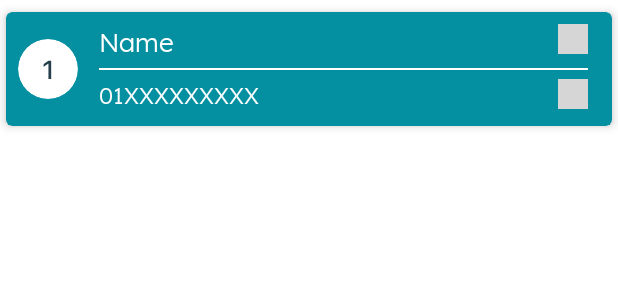
After one commit to rktuhinbd/Ittehad, an Android app: the layout item_asatijaye_keram.xml on its own in the app's theme, with its tools: preview values and no code run, on a phone screen of 412 x 824 dp. The commit adds this screen. Shown: the top 300 px of the screen. Run offline under Robolectric (Android 15) with nearby library versions, the light colour scheme and no system bars; grey boxes are pictures that could not be loaded.

Commit message:
Asatijaye Keram Activity Done

```diff
--- /dev/null
+++ b/app/src/main/java/com/madaninagar/madani/asatijaye_keram/model/Data.kt
@@ -0,0 +1,3 @@
+package com.madaninagar.madani.asatijaye_keram.model
+
+data class Data(val id: Int, var name: String, var phone: String)
--- a/app/src/main/res/layout/activity_asatijaye_keram.xml
+++ b/app/src/main/res/layout/activity_asatijaye_keram.xml
@@ -13,13 +13,15 @@
             layout="@layout/layout_toolbar_search" />
 
         <androidx.recyclerview.widget.RecyclerView
+            android:id="@+id/rvTest"
             android:layout_width="match_parent"
             android:layout_height="match_parent"
             android:layout_below="@+id/toolbar"
             android:layout_margin="@dimen/_16dp"
             android:clipToPadding="false"
+            tools:listitem="@layout/item_asatijaye_keram"
             app:layoutManager="androidx.recyclerview.widget.LinearLayoutManager"
-            tools:itemCount="6" />
+            tools:itemCount="10" />
 
     </RelativeLayout>
 
--- /dev/null
+++ b/app/src/main/res/layout/item_asatijaye_keram.xml
@@ -0,0 +1,117 @@
+<?xml version="1.0" encoding="utf-8"?>
+<RelativeLayout xmlns:android="http://schemas.android.com/apk/res/android"
+    xmlns:app="http://schemas.android.com/apk/res-auto"
+    xmlns:tools="http://schemas.android.com/tools"
+    android:layout_width="match_parent"
+    android:layout_height="wrap_content">
+
+    <androidx.cardview.widget.CardView
+        android:id="@+id/cardView"
+        android:layout_width="match_parent"
+        android:layout_height="wrap_content"
+        android:layout_marginStart="@dimen/_4dp"
+        android:layout_marginTop="@dimen/_8dp"
+        android:layout_marginEnd="@dimen/_4dp"
+        android:layout_marginBottom="@dimen/_8dp"
+        android:elevation="@dimen/_4dp"
+        app:cardBackgroundColor="@color/color_teal_5_0490A1"
+        app:cardCornerRadius="@dimen/_4dp"
+        app:cardElevation="@dimen/_4dp">
+
+        <androidx.constraintlayout.widget.ConstraintLayout
+            android:layout_width="match_parent"
+            android:layout_height="wrap_content"
+            android:padding="@dimen/_8dp">
+
+            <androidx.cardview.widget.CardView
+                android:id="@+id/cardIndex"
+                android:layout_width="@dimen/_40dp"
+                android:layout_height="@dimen/_40dp"
+                app:cardCornerRadius="@dimen/_20dp"
+                app:cardElevation="0dp"
+                app:layout_constraintBottom_toBottomOf="parent"
+                app:layout_constraintStart_toStartOf="parent"
+                app:layout_constraintTop_toTopOf="parent">
+
+                <TextView
+                    android:id="@+id/tvIndex"
+                    style="@style/TextStyleSFProMediumBlueGreyH7"
+                    android:layout_width="match_parent"
+                    android:layout_height="match_parent"
+                    android:gravity="center"
+                    android:text="1"
+                    tools:ignore="HardcodedText" />
+
+            </androidx.cardview.widget.CardView>
+
+            <View
+                android:id="@+id/viewDivider"
+                android:layout_width="match_parent"
+                android:layout_height="@dimen/_1dp"
+                android:layout_marginStart="@dimen/_54dp"
+                android:layout_marginEnd="@dimen/_8dp"
+                android:background="@color/white"
+                app:layout_constraintBottom_toBottomOf="parent"
+                app:layout_constraintEnd_toEndOf="parent"
+                app:layout_constraintStart_toEndOf="@+id/cardIndex"
+                app:layout_constraintTop_toTopOf="parent" />
+
+            <RelativeLayout
+                android:layout_width="match_parent"
+                android:layout_height="wrap_content"
+                android:layout_marginStart="@dimen/_54dp"
+                android:layout_marginEnd="@dimen/_8dp"
+                android:layout_marginBottom="@dimen/_6dp"
+                app:layout_constraintBottom_toTopOf="@+id/viewDivider"
+                app:layout_constraintEnd_toEndOf="parent">
+
+                <ImageView
+                    android:id="@+id/ivCall"
+                    android:layout_width="@dimen/_20dp"
+                    android:layout_height="@dimen/_20dp"
+                    android:layout_alignParentEnd="true"
+                    android:src="@drawable/ic_call_circular"
+                    app:tint="@color/white"
+                    tools:ignore="ContentDescription" />
+
+                <TextView
+                    android:id="@+id/tvName"
+                    style="@style/TextStyleLexendWhiteH7"
+                    android:layout_width="match_parent"
+                    android:layout_height="wrap_content"
+                    android:text="@string/name" />
+
+            </RelativeLayout>
+
+            <RelativeLayout
+                android:layout_width="match_parent"
+                android:layout_height="wrap_content"
+                android:layout_marginStart="@dimen/_54dp"
+                android:layout_marginTop="@dimen/_6dp"
+                android:layout_marginEnd="@dimen/_8dp"
+                app:layout_constraintEnd_toEndOf="parent"
+                app:layout_constraintTop_toBottomOf="@+id/viewDivider">
+
+                <ImageView
+                    android:id="@+id/ivMessage"
+                    android:layout_width="@dimen/_20dp"
+                    android:layout_height="@dimen/_20dp"
+                    android:layout_alignParentEnd="true"
+                    android:src="@drawable/ic_paper_plane"
+                    app:tint="@color/white"
+                    tools:ignore="ContentDescription" />
+
+                <TextView
+                    android:id="@+id/tvContact"
+                    style="@style/TextStyleLexendWhiteH8"
+                    android:layout_width="match_parent"
+                    android:layout_height="wrap_content"
+                    android:text="@string/_01xxxxxxxxx" />
+
+            </RelativeLayout>
+
+        </androidx.constraintlayout.widget.ConstraintLayout>
+
+    </androidx.cardview.widget.CardView>
+
+</RelativeLayout>
--- a/app/src/main/res/layout/item_home.xml
+++ b/app/src/main/res/layout/item_home.xml
@@ -23,9 +23,9 @@
             android:layout_height="wrap_content"
             android:orientation="horizontal"
             android:paddingStart="@dimen/_20dp"
-            android:paddingTop="@dimen/_8dp"
+            android:paddingTop="@dimen/_10dp"
             android:paddingEnd="@dimen/_20dp"
-            android:paddingBottom="@dimen/_8dp"
+            android:paddingBottom="@dimen/_10dp"
             tools:ignore="UseCompoundDrawables">
 
             <ImageView
--- a/app/src/main/res/values/strings.xml
+++ b/app/src/main/res/values/strings.xml
@@ -1,3 +1,5 @@
 <resources>
     <string name="app_name">Madani</string>
+    <string name="name">Name</string>
+    <string name="_01xxxxxxxxx">01XXXXXXXXX</string>
 </resources>
--- a/app/src/main/res/values/themes.xml
+++ b/app/src/main/res/values/themes.xml
@@ -265,6 +265,14 @@
 
 
     <!-- Body Text SFPro Dark Style -->
+    <style name="TextStyleLexendWhiteH8" parent="Widget.AppCompat.TextView">
+        <item name="android:fontFamily">@font/lexend_regular</item>
+        <item name="android:textColor">@color/white</item>
+        <item name="android:textSize">@dimen/text_size_h8</item>
+    </style>
+
+
+    <!-- Body Text SFPro Dark Style -->
     <style name="TextStyleSFProBlueGreyH8" parent="Widget.AppCompat.TextView">
         <item name="android:fontFamily">@font/sf_pro_text_regular</item>
         <item name="android:textColor">@color/color_blue_grey_2_263F4A</item>
```
Also changed, not shown: app/src/main/java/com/madaninagar/madani/asatijaye_keram/AsatijayeKeramActivity.kt (+26 -0 lines), app/src/main/java/com/madaninagar/madani/asatijaye_keram/view/RecyclerAdapter.kt (added, +46 -0 lines), app/src/main/java/com/madaninagar/madani/home/view/activity/HomeActivity.kt (+6 -6 lines).
